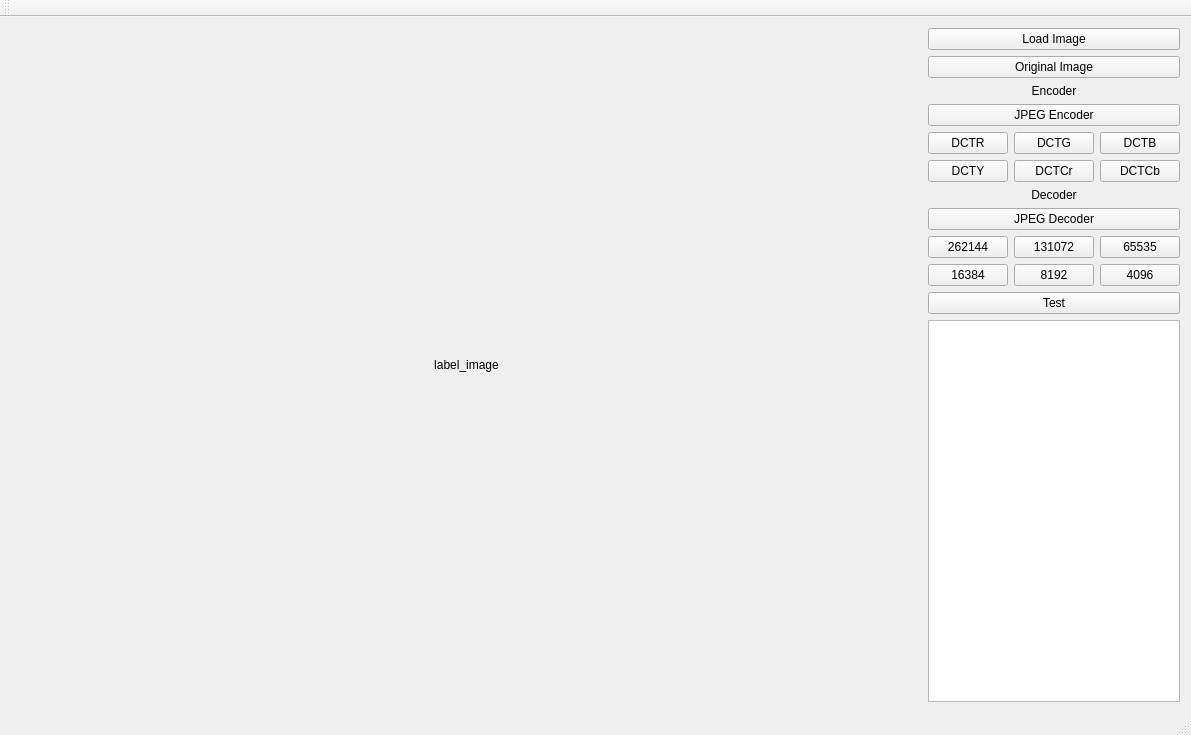
This is Assignment 2/Assignment 2 Code/Assignment 2 Code/Assignment2Code.ui in jingyangcarl/CSCI576 as Qt 5 draws it before an edit. The edited form follows.
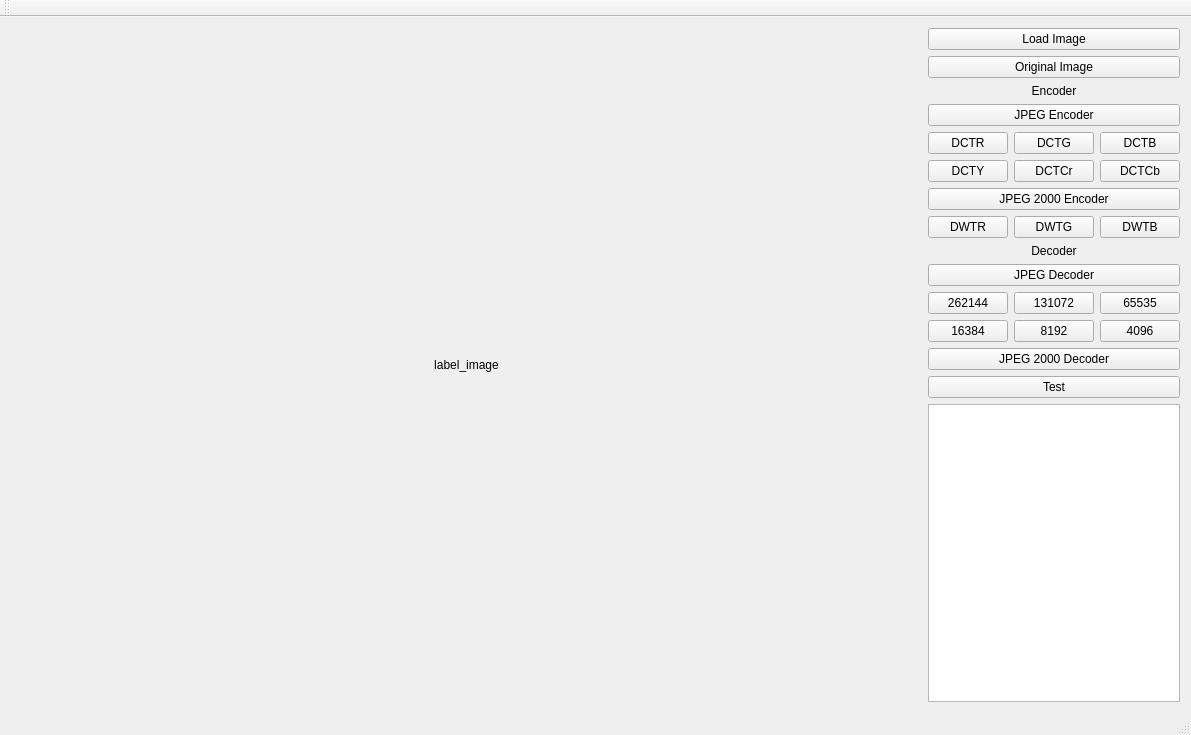
This is the edited form.

Commit message: Add PushButtonShowDWTR PushButtonShowDWTG PushButtonShowDWTB for display and update functions

The edit to the form file:
```diff
--- a/Assignment 2/Assignment 2 Code/Assignment 2 Code/Assignment2Code.ui
+++ b/Assignment 2/Assignment 2 Code/Assignment 2 Code/Assignment2Code.ui
@@ -31,6 +31,9 @@
     </item>
     <item row="0" column="1">
      <layout class="QGridLayout" name="gridLayout_control">
+      <item row="15" column="0" colspan="3">
+       <widget class="QTextBrowser" name="textBrowser_output"/>
+      </item>
       <item row="5" column="2">
        <widget class="QPushButton" name="pushButton_dctcb">
         <property name="text">
@@ -38,37 +41,41 @@
         </property>
        </widget>
       </item>
-      <item row="11" column="0" colspan="3">
-       <widget class="QTextBrowser" name="textBrowser_output"/>
+      <item row="14" column="0" colspan="3">
+       <widget class="QPushButton" name="pushButton_test">
+        <property name="text">
+         <string>Test</string>
+        </property>
+       </widget>
       </item>
-      <item row="3" column="0" colspan="3">
-       <widget class="QPushButton" name="pushButton_jpeg_encoder">
+      <item row="11" column="1">
+       <widget class="QPushButton" name="pushButton_131072">
         <property name="text">
-         <string>JPEG Encoder</string>
+         <string>131072</string>
         </property>
        </widget>
       </item>
-      <item row="2" column="0" colspan="3">
-       <widget class="QLabel" name="label_2">
+      <item row="9" column="0" colspan="3">
+       <widget class="QLabel" name="label_3">
         <property name="text">
-         <string>Encoder</string>
+         <string>Decoder</string>
         </property>
         <property name="alignment">
          <set>Qt::AlignCenter</set>
         </property>
        </widget>
       </item>
-      <item row="7" column="0" colspan="3">
-       <widget class="QPushButton" name="pushButton_jpeg_decoder">
+      <item row="12" column="1">
+       <widget class="QPushButton" name="pushButton_8192">
         <property name="text">
-         <string>JPEG Decoder</string>
+         <string>8192</string>
         </property>
        </widget>
       </item>
-      <item row="4" column="0">
-       <widget class="QPushButton" name="pushButton_dctr">
+      <item row="5" column="1">
+       <widget class="QPushButton" name="pushButton_dctcr">
         <property name="text">
-         <string>DCTR</string>
+         <string>DCTCr</string>
         </property>
        </widget>
       </item>
@@ -79,10 +86,17 @@
         </property>
        </widget>
       </item>
-      <item row="1" column="0" colspan="3">
-       <widget class="QPushButton" name="pushButton_original_image">
+      <item row="12" column="0">
+       <widget class="QPushButton" name="pushButton_16384">
         <property name="text">
-         <string>Original Image</string>
+         <string>16384</string>
+        </property>
+       </widget>
+      </item>
+      <item row="4" column="1">
+       <widget class="QPushButton" name="pushButton_dctg">
+        <property name="text">
+         <string>DCTG</string>
         </property>
        </widget>
       </item>
@@ -93,6 +107,13 @@
         </property>
        </widget>
       </item>
+      <item row="1" column="0" colspan="3">
+       <widget class="QPushButton" name="pushButton_original_image">
+        <property name="text">
+         <string>Original Image</string>
+        </property>
+       </widget>
+      </item>
       <item row="0" column="0" colspan="3">
        <widget class="QPushButton" name="pushButton_load">
         <property name="text">
@@ -100,76 +121,90 @@
         </property>
        </widget>
       </item>
-      <item row="4" column="1">
-       <widget class="QPushButton" name="pushButton_dctg">
+      <item row="12" column="2">
+       <widget class="QPushButton" name="pushButton_4096">
         <property name="text">
-         <string>DCTG</string>
+         <string>4096</string>
         </property>
        </widget>
       </item>
-      <item row="5" column="1">
-       <widget class="QPushButton" name="pushButton_dctcr">
+      <item row="3" column="0" colspan="3">
+       <widget class="QPushButton" name="pushButton_jpeg_encoder">
         <property name="text">
-         <string>DCTCr</string>
+         <string>JPEG Encoder</string>
         </property>
        </widget>
       </item>
-      <item row="8" column="0">
+      <item row="10" column="0" colspan="3">
+       <widget class="QPushButton" name="pushButton_jpeg_decoder">
+        <property name="text">
+         <string>JPEG Decoder</string>
+        </property>
+       </widget>
+      </item>
+      <item row="11" column="0">
        <widget class="QPushButton" name="pushButton_262144">
         <property name="text">
          <string>262144</string>
         </property>
        </widget>
       </item>
-      <item row="10" column="0" colspan="3">
-       <widget class="QPushButton" name="pushButton_test">
+      <item row="13" column="0" colspan="3">
+       <widget class="QPushButton" name="pushButton_jp2_decoder">
         <property name="text">
-         <string>Test</string>
+         <string>JPEG 2000 Decoder</string>
+        </property>
+       </widget>
+      </item>
+      <item row="2" column="0" colspan="3">
+       <widget class="QLabel" name="label_2">
+        <property name="text">
+         <string>Encoder</string>
+        </property>
+        <property name="alignment">
+         <set>Qt::AlignCenter</set>
+        </property>
+       </widget>
+      </item>
+      <item row="4" column="0">
+       <widget class="QPushButton" name="pushButton_dctr">
+        <property name="text">
+         <string>DCTR</string>
         </property>
        </widget>
       </item>
       <item row="6" column="0" colspan="3">
-       <widget class="QLabel" name="label_3">
+       <widget class="QPushButton" name="pushButton_jp2_encoder">
         <property name="text">
-         <string>Decoder</string>
+         <string>JPEG 2000 Encoder</string>
         </property>
-        <property name="alignment">
-         <set>Qt::AlignCenter</set>
-        </property>
        </widget>
       </item>
-      <item row="8" column="1">
-       <widget class="QPushButton" name="pushButton_131072">
-        <property name="text">
-         <string>131072</string>
-        </property>
-       </widget>
-      </item>
-      <item row="9" column="2">
-       <widget class="QPushButton" name="pushButton_4096">
-        <property name="text">
-         <string>4096</string>
-        </property>
-       </widget>
-      </item>
-      <item row="9" column="0">
-       <widget class="QPushButton" name="pushButton_16384">
-        <property name="text">
-         <string>16384</string>
-        </property>
-       </widget>
-      </item>
-      <item row="8" column="2">
+      <item row="11" column="2">
        <widget class="QPushButton" name="pushButton_65535">
         <property name="text">
          <string>65535</string>
         </property>
        </widget>
       </item>
-      <item row="9" column="1">
-       <widget class="QPushButton" name="pushButton_8192">
+      <item row="7" column="0">
+       <widget class="QPushButton" name="pushButton_dwtr">
         <property name="text">
-         <string>8192</string>
+         <string>DWTR</string>
+        </property>
+       </widget>
+      </item>
+      <item row="7" column="1">
+       <widget class="QPushButton" name="pushButton_dwtg">
+        <property name="text">
+         <string>DWTG</string>
+        </property>
+       </widget>
+      </item>
+      <item row="7" column="2">
+       <widget class="QPushButton" name="pushButton_dwtb">
+        <property name="text">
+         <string>DWTB</string>
         </property>
        </widget>
       </item>
```
The commit also changes 30 other files.
